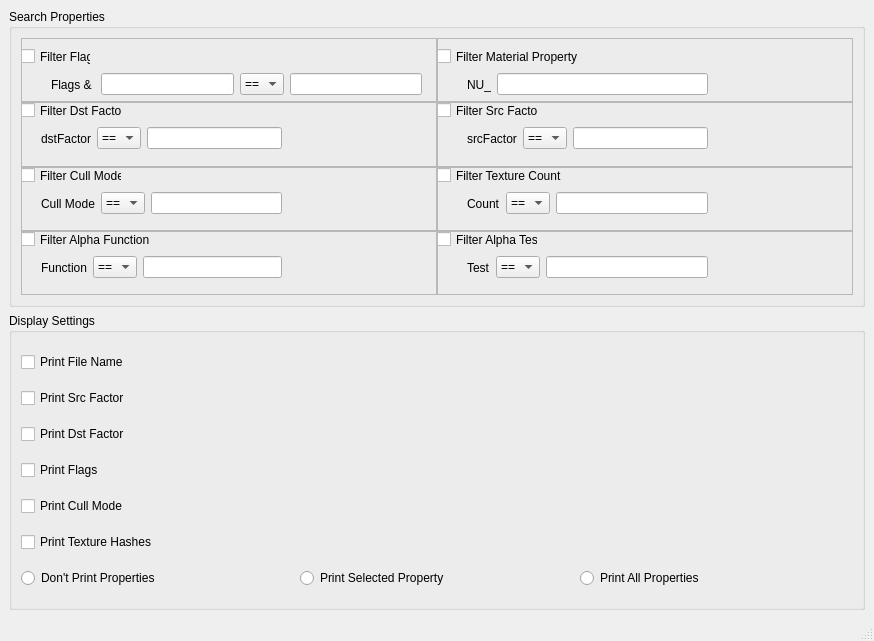
Above: gui/settingswindow.ui from ScanMountGoat/Smash-Material-XML before the change. Below: the same form after it.
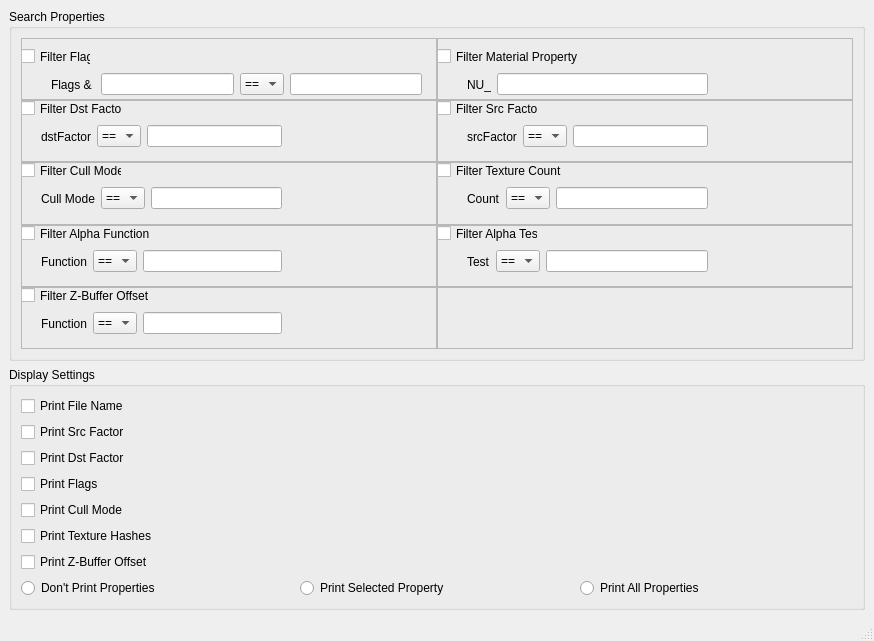
That is the form after the change.

Commit message: zbuffer offset filtering

Patch:
```diff
--- a/gui/settingswindow.ui
+++ b/gui/settingswindow.ui
@@ -29,7 +29,7 @@
       <property name="sizePolicy">
        <sizepolicy hsizetype="Expanding" vsizetype="Preferred">
         <horstretch>0</horstretch>
-        <verstretch>0</verstretch>
+        <verstretch>3</verstretch>
        </sizepolicy>
       </property>
       <property name="minimumSize">
@@ -41,7 +41,7 @@
       <property name="title">
        <string>Search Properties</string>
       </property>
-      <layout class="QVBoxLayout" name="verticalLayout" stretch="0,0,0,0">
+      <layout class="QVBoxLayout" name="verticalLayout" stretch="0,0,0,0,0">
        <property name="spacing">
         <number>0</number>
        </property>
@@ -710,6 +710,104 @@
          </item>
         </layout>
        </item>
+       <item>
+        <layout class="QHBoxLayout" name="horizontalLayout">
+         <item>
+          <widget class="QFrame" name="zBuffFrame">
+           <property name="frameShape">
+            <enum>QFrame::StyledPanel</enum>
+           </property>
+           <property name="frameShadow">
+            <enum>QFrame::Raised</enum>
+           </property>
+           <widget class="QCheckBox" name="zBuffCheckBox">
+            <property name="geometry">
+             <rect>
+              <x>0</x>
+              <y>0</y>
+              <width>131</width>
+              <height>17</height>
+             </rect>
+            </property>
+            <property name="text">
+             <string>Filter Z-Buffer Offset</string>
+            </property>
+           </widget>
+           <widget class="QWidget" name="zBuffContainer" native="true">
+            <property name="geometry">
+             <rect>
+              <x>10</x>
+              <y>20</y>
+              <width>271</width>
+              <height>31</height>
+             </rect>
+            </property>
+            <widget class="QWidget" name="layoutWidget_10">
+             <property name="geometry">
+              <rect>
+               <x>10</x>
+               <y>0</y>
+               <width>241</width>
+               <height>33</height>
+              </rect>
+             </property>
+             <layout class="QHBoxLayout" name="zBuffHorizontalLayout">
+              <item>
+               <widget class="QLabel" name="zBuffLabel">
+                <property name="text">
+                 <string>Function</string>
+                </property>
+               </widget>
+              </item>
+              <item>
+               <widget class="QComboBox" name="zBuffOpComboBox">
+                <item>
+                 <property name="text">
+                  <string>==</string>
+                 </property>
+                </item>
+                <item>
+                 <property name="text">
+                  <string>&gt;</string>
+                 </property>
+                </item>
+                <item>
+                 <property name="text">
+                  <string>&gt;=</string>
+                 </property>
+                </item>
+                <item>
+                 <property name="text">
+                  <string>&lt;</string>
+                 </property>
+                </item>
+                <item>
+                 <property name="text">
+                  <string>&lt;=</string>
+                 </property>
+                </item>
+               </widget>
+              </item>
+              <item>
+               <widget class="QLineEdit" name="zBuffLineEdit"/>
+              </item>
+             </layout>
+            </widget>
+           </widget>
+          </widget>
+         </item>
+         <item>
+          <widget class="QFrame" name="frame_2">
+           <property name="frameShape">
+            <enum>QFrame::StyledPanel</enum>
+           </property>
+           <property name="frameShadow">
+            <enum>QFrame::Raised</enum>
+           </property>
+          </widget>
+         </item>
+        </layout>
+       </item>
       </layout>
      </widget>
     </item>
@@ -718,7 +816,7 @@
       <property name="sizePolicy">
        <sizepolicy hsizetype="Expanding" vsizetype="Preferred">
         <horstretch>0</horstretch>
-        <verstretch>0</verstretch>
+        <verstretch>2</verstretch>
        </sizepolicy>
       </property>
       <property name="title">
@@ -767,6 +865,13 @@
          </property>
         </widget>
        </item>
+       <item>
+        <widget class="QCheckBox" name="displayZBuffCheckBox">
+         <property name="text">
+          <string>Print Z-Buffer Offset</string>
+         </property>
+        </widget>
+       </item>
        <item>
         <layout class="QHBoxLayout" name="horizontalLayout_6">
          <item>
```
The commit also changes 8 other files.
